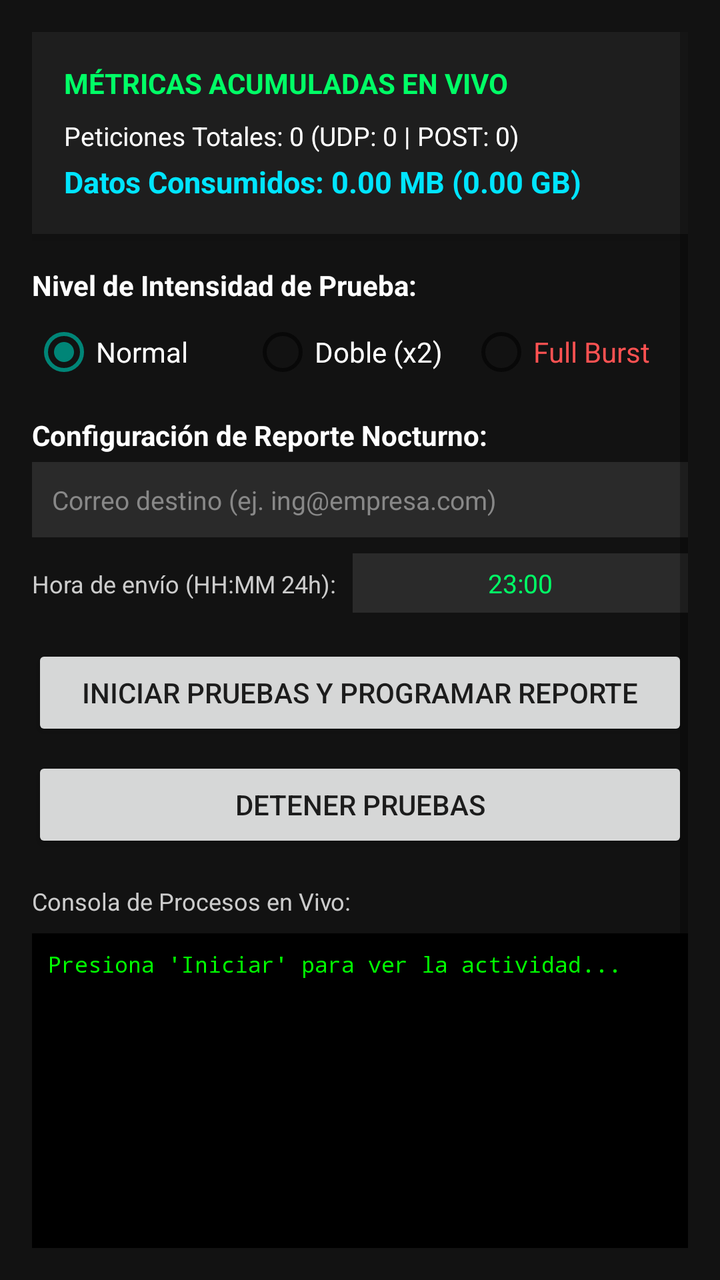
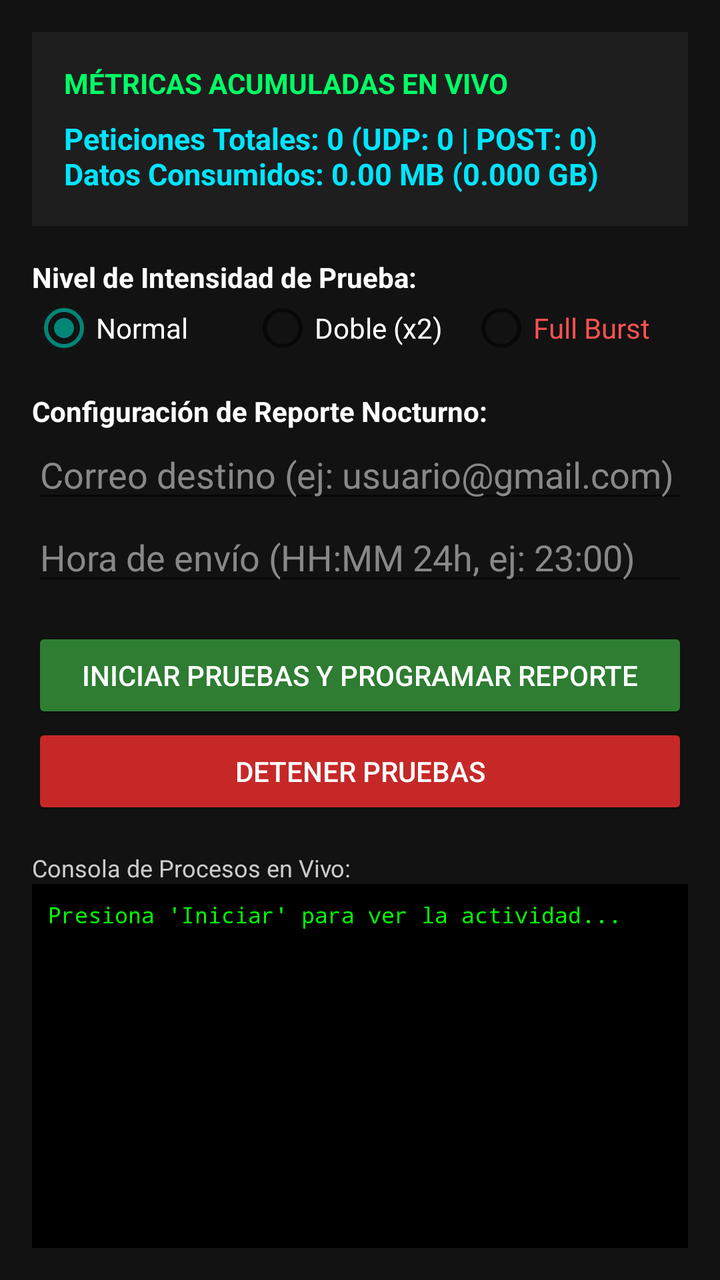

Before-and-after screenshots of an Android layout around one commit, followed by the original layout XML and the change that was made.
<!-- AndroidManifest.xml: application theme Theme.AppCompat.Light -->
<!-- res/layout/activity_main.xml -->
<?xml version="1.0" encoding="utf-8"?>
<ScrollView xmlns:android="http://schemas.android.com/apk/res/android"
    android:id="@+id/scrollViewMain"
    android:layout_width="match_parent"
    android:layout_height="match_parent"
    android:background="#121212"
    android:padding="16dp">

    <LinearLayout
        android:layout_width="match_parent"
        android:layout_height="wrap_content"
        android:orientation="vertical">

        
        <LinearLayout
            android:layout_width="match_parent"
            android:layout_height="wrap_content"
            android:background="#1E1E1E"
            android:orientation="vertical"
            android:padding="16dp"
            android:elevation="4dp">

            <TextView
                android:layout_width="wrap_content"
                android:layout_height="wrap_content"
                android:text="MÉTRICAS ACUMULADAS EN VIVO"
                android:textColor="#00FF66"
                android:textStyle="bold"
                android:textSize="14sp" />

            <TextView
                android:id="@+id/tvTotalPeticiones"
                android:layout_width="wrap_content"
                android:layout_height="wrap_content"
                android:layout_marginTop="8dp"
                android:text="Peticiones Totales: 0 (UDP: 0 | POST: 0)"
                android:textColor="#FFFFFF"
                android:textSize="13sp" />

            <TextView
                android:id="@+id/tvTotalDatos"
                android:layout_width="wrap_content"
                android:layout_height="wrap_content"
                android:layout_marginTop="4dp"
                android:text="Datos Consumidos: 0.00 MB (0.00 GB)"
                android:textColor="#00E5FF"
                android:textStyle="bold"
                android:textSize="15sp" />
        </LinearLayout>

        
        <TextView
            android:layout_width="wrap_content"
            android:layout_height="wrap_content"
            android:layout_marginTop="16dp"
            android:text="Nivel de Intensidad de Prueba:"
            android:textColor="#FFFFFF"
            android:textStyle="bold" />

        <RadioGroup
            android:id="@+id/rgIntensidad"
            android:layout_width="match_parent"
            android:layout_height="wrap_content"
            android:orientation="horizontal"
            android:layout_marginTop="8dp">

            <RadioButton
                android:id="@+id/rbNormal"
                android:layout_width="0dp"
                android:layout_height="wrap_content"
                android:layout_weight="1"
                android:checked="true"
                android:text="Normal"
                android:textColor="#FFFFFF" />

            <RadioButton
                android:id="@+id/rbDoble"
                android:layout_width="0dp"
                android:layout_height="wrap_content"
                android:layout_weight="1"
                android:text="Doble (x2)"
                android:textColor="#FFFFFF" />

            <RadioButton
                android:id="@+id/rbFull"
                android:layout_width="0dp"
                android:layout_height="wrap_content"
                android:layout_weight="1"
                android:text="Full Burst"
                android:textColor="#FF5252" />
        </RadioGroup>

        
        <TextView
            android:layout_width="wrap_content"
            android:layout_height="wrap_content"
            android:layout_marginTop="16dp"
            android:text="Configuración de Reporte Nocturno:"
            android:textColor="#FFFFFF"
            android:textStyle="bold" />

        <EditText
            android:id="@+id/etEmail"
            android:layout_width="match_parent"
            android:layout_height="wrap_content"
            android:layout_marginTop="4dp"
            android:background="#2A2A2A"
            android:hint="Correo destino (ej. ing@empresa.com)"
            android:padding="10dp"
            android:textColor="#FFFFFF"
            android:textColorHint="#888888"
            android:textSize="13sp" />

        <LinearLayout
            android:layout_width="match_parent"
            android:layout_height="wrap_content"
            android:orientation="horizontal"
            android:layout_marginTop="8dp">

            <TextView
                android:layout_width="wrap_content"
                android:layout_height="wrap_content"
                android:text="Hora de envío (HH:MM 24h):"
                android:textColor="#CCCCCC"
                android:textSize="12sp" />

            <EditText
                android:id="@+id/etHoraEnvio"
                android:layout_width="match_parent"
                android:layout_height="wrap_content"
                android:background="#2A2A2A"
                android:hint="23:00"
                android:padding="6dp"
                android:text="23:00"
                android:textColor="#00FF66"
                android:textSize="13sp"
                android:gravity="center"
                android:layout_marginStart="8dp"/>
        </LinearLayout>

        
        <Button
            android:id="@+id/btnStart"
            android:layout_width="match_parent"
            android:layout_height="wrap_content"
            android:layout_marginTop="16dp"
            android:text="INICIAR PRUEBAS Y PROGRAMAR REPORTE" />

        <Button
            android:id="@+id/btnStop"
            android:layout_width="match_parent"
            android:layout_height="wrap_content"
            android:layout_marginTop="8dp"
            android:text="DETENER PRUEBAS" />

        
        <TextView
            android:layout_width="wrap_content"
            android:layout_height="wrap_content"
            android:layout_marginTop="16dp"
            android:text="Consola de Procesos en Vivo:"
            android:textColor="#CCCCCC"
            android:textSize="12sp" />

        <ScrollView
            android:id="@+id/scrollViewLogs"
            android:layout_width="match_parent"
            android:layout_height="220dp"
            android:layout_marginTop="8dp"
            android:background="#000000"
            android:padding="8dp">

            <TextView
                android:id="@+id/tvLogs"
                android:layout_width="match_parent"
                android:layout_height="wrap_content"
                android:fontFamily="monospace"
                android:text="Presiona 'Iniciar' para ver la actividad...\n"
                android:textColor="#00FF00"
                android:textSize="11sp" />
        </ScrollView>

    </LinearLayout>
</ScrollView>
<!-- resources referenced by this layout -->
<resources>

</resources>

<!-- the commit's change to res/layout/activity_main.xml (unified diff, before → after) -->
@@ -1,184 +1,147 @@
 <?xml version="1.0" encoding="utf-8"?>
-<ScrollView xmlns:android="http://schemas.android.com/apk/res/android"
-    android:id="@+id/scrollViewMain"
+<LinearLayout xmlns:android="http://schemas.android.com/apk/res/android"
     android:layout_width="match_parent"
     android:layout_height="match_parent"
-    android:background="#121212"
-    android:padding="16dp">
+    android:orientation="vertical"
+    android:padding="16dp"
+    android:background="#121212">
 
+    
     <LinearLayout
         android:layout_width="match_parent"
         android:layout_height="wrap_content"
-        android:orientation="vertical">
+        android:orientation="vertical"
+        android:padding="16dp"
+        android:background="#1E1E1E"
+        android:layout_marginBottom="16dp">
 
-        
-        <LinearLayout
-            android:layout_width="match_parent"
-            android:layout_height="wrap_content"
-            android:background="#1E1E1E"
-            android:orientation="vertical"
-            android:padding="16dp"
-            android:elevation="4dp">
-
-            <TextView
-                android:layout_width="wrap_content"
-                android:layout_height="wrap_content"
-                android:text="MÉTRICAS ACUMULADAS EN VIVO"
-                android:textColor="#00FF66"
-                android:textStyle="bold"
-                android:textSize="14sp" />
-
-            <TextView
-                android:id="@+id/tvTotalPeticiones"
-                android:layout_width="wrap_content"
-                android:layout_height="wrap_content"
-                android:layout_marginTop="8dp"
-                android:text="Peticiones Totales: 0 (UDP: 0 | POST: 0)"
-                android:textColor="#FFFFFF"
-                android:textSize="13sp" />
-
-            <TextView
-                android:id="@+id/tvTotalDatos"
-                android:layout_width="wrap_content"
-                android:layout_height="wrap_content"
-                android:layout_marginTop="4dp"
-                android:text="Datos Consumidos: 0.00 MB (0.00 GB)"
-                android:textColor="#00E5FF"
-                android:textStyle="bold"
-                android:textSize="15sp" />
-        </LinearLayout>
-
-        
         <TextView
             android:layout_width="wrap_content"
             android:layout_height="wrap_content"
-            android:layout_marginTop="16dp"
-            android:text="Nivel de Intensidad de Prueba:"
-            android:textColor="#FFFFFF"
-            android:textStyle="bold" />
+            android:text="MÉTRICAS ACUMULADAS EN VIVO"
+            android:textColor="#00FF66"
+            android:textStyle="bold"
+            android:textSize="14sp" />
 
-        <RadioGroup
-            android:id="@+id/rgIntensidad"
+        <TextView
+            android:id="@+id/tvMetrics"
             android:layout_width="match_parent"
             android:layout_height="wrap_content"
-            android:orientation="horizontal"
-            android:layout_marginTop="8dp">
+            android:text="Peticiones Totales: 0 (UDP: 0 | POST: 0)\nDatos Consumidos: 0.00 MB (0.000 GB)"
+            android:textColor="#00E5FF"
+            android:textSize="15sp"
+            android:textStyle="bold"
+            android:layout_marginTop="8dp" />
+    </LinearLayout>
 
-            <RadioButton
-                android:id="@+id/rbNormal"
-                android:layout_width="0dp"
-                android:layout_height="wrap_content"
-                android:layout_weight="1"
-                android:checked="true"
-                android:text="Normal"
-                android:textColor="#FFFFFF" />
+    
+    <TextView
+        android:layout_width="wrap_content"
+        android:layout_height="wrap_content"
+        android:text="Nivel de Intensidad de Prueba:"
+        android:textColor="#FFFFFF"
+        android:textStyle="bold" />
 
-            <RadioButton
-                android:id="@+id/rbDoble"
-                android:layout_width="0dp"
-                android:layout_height="wrap_content"
-                android:layout_weight="1"
-                android:text="Doble (x2)"
-                android:textColor="#FFFFFF" />
+    <RadioGroup
+        android:id="@+id/rgIntensity"
+        android:layout_width="match_parent"
+        android:layout_height="wrap_content"
+        android:orientation="horizontal"
+        android:layout_marginBottom="16dp">
 
-            <RadioButton
-                android:id="@+id/rbFull"
-                android:layout_width="0dp"
-                android:layout_height="wrap_content"
-                android:layout_weight="1"
-                android:text="Full Burst"
-                android:textColor="#FF5252" />
-        </RadioGroup>
+        <RadioButton
+            android:id="@+id/rbNormal"
+            android:layout_width="0dp"
+            android:layout_height="wrap_content"
+            android:layout_weight="1"
+            android:text="Normal"
+            android:textColor="#FFFFFF"
+            android:checked="true" />
 
-        
+        <RadioButton
+            android:id="@+id/rbDouble"
+            android:layout_width="0dp"
+            android:layout_height="wrap_content"
+            android:layout_weight="1"
+            android:text="Doble (x2)"
+            android:textColor="#FFFFFF" />
+
+        <RadioButton
+            android:id="@+id/rbFull"
+            android:layout_width="0dp"
+            android:layout_height="wrap_content"
+            android:layout_weight="1"
+            android:text="Full Burst"
+            android:textColor="#FF5252" />
+    </RadioGroup>
+
+    
+    <TextView
+        android:layout_width="wrap_content"
+        android:layout_height="wrap_content"
+        android:text="Configuración de Reporte Nocturno:"
+        android:textColor="#FFFFFF"
+        android:textStyle="bold" />
+
+    <EditText
+        android:id="@+id/etEmail"
+        android:layout_width="match_parent"
+        android:layout_height="wrap_content"
+        android:hint="Correo destino (ej: usuario@gmail.com)"
+        android:textColor="#FFFFFF"
+        android:textColorHint="#888888"
+        android:inputType="textEmailAddress" />
+
+    <EditText
+        android:id="@+id/etReportTime"
+        android:layout_width="match_parent"
+        android:layout_height="wrap_content"
+        android:hint="Hora de envío (HH:MM 24h, ej: 23:00)"
+        android:textColor="#FFFFFF"
+        android:textColorHint="#888888"
+        android:inputType="time"
+        android:layout_marginBottom="16dp" />
+
+    
+    <Button
+        android:id="@+id/btnStart"
+        android:layout_width="match_parent"
+        android:layout_height="wrap_content"
+        android:text="INICIAR PRUEBAS Y PROGRAMAR REPORTE"
+        android:backgroundTint="#2E7D32"
+        android:textColor="#FFFFFF" />
+
+    <Button
+        android:id="@+id/btnStop"
+        android:layout_width="match_parent"
+        android:layout_height="wrap_content"
+        android:text="DETENER PRUEBAS"
+        android:backgroundTint="#C62828"
+        android:textColor="#FFFFFF"
+        android:layout_marginBottom="16dp" />
+
+    
+    <TextView
+        android:layout_width="wrap_content"
+        android:layout_height="wrap_content"
+        android:text="Consola de Procesos en Vivo:"
+        android:textColor="#CCCCCC"
+        android:textSize="12sp" />
+
+    <ScrollView
+        android:layout_width="match_parent"
+        android:layout_height="0dp"
+        android:layout_weight="1"
+        android:background="#000000"
+        android:padding="8dp">
+
         <TextView
-            android:layout_width="wrap_content"
-            android:layout_height="wrap_content"
-            android:layout_marginTop="16dp"
-            android:text="Configuración de Reporte Nocturno:"
-            android:textColor="#FFFFFF"
-            android:textStyle="bold" />
-
-        <EditText
-            android:id="@+id/etEmail"
+            android:id="@+id/tvConsole"
             android:layout_width="match_parent"
             android:layout_height="wrap_content"
-            android:layout_marginTop="4dp"
-            android:background="#2A2A2A"
-            android:hint="Correo destino (ej. ing@empresa.com)"
-            android:padding="10dp"
-            android:textColor="#FFFFFF"
-            android:textColorHint="#888888"
-            android:textSize="13sp" />
-
-        <LinearLayout
-            android:layout_width="match_parent"
-            android:layout_height="wrap_content"
-            android:orientation="horizontal"
-            android:layout_marginTop="8dp">
-
-            <TextView
-                android:layout_width="wrap_content"
-                android:layout_height="wrap_content"
-                android:text="Hora de envío (HH:MM 24h):"
-                android:textColor="#CCCCCC"
-                android:textSize="12sp" />
-
-            <EditText
-                android:id="@+id/etHoraEnvio"
-                android:layout_width="match_parent"
-                android:layout_height="wrap_content"
-                android:background="#2A2A2A"
-                android:hint="23:00"
-                android:padding="6dp"
-                android:text="23:00"
-                android:textColor="#00FF66"
-                android:textSize="13sp"
-                android:gravity="center"
-                android:layout_marginStart="8dp"/>
-        </LinearLayout>
-
-        
-        <Button
-            android:id="@+id/btnStart"
-            android:layout_width="match_parent"
-            android:layout_height="wrap_content"
-            android:layout_marginTop="16dp"
-            android:text="INICIAR PRUEBAS Y PROGRAMAR REPORTE" />
-
-        <Button
-            android:id="@+id/btnStop"
-            android:layout_width="match_parent"
-            android:layout_height="wrap_content"
-            android:layout_marginTop="8dp"
-            android:text="DETENER PRUEBAS" />
-
-        
-        <TextView
-            android:layout_width="wrap_content"
-            android:layout_height="wrap_content"
-            android:layout_marginTop="16dp"
-            android:text="Consola de Procesos en Vivo:"
-            android:textColor="#CCCCCC"
-            android:textSize="12sp" />
-
-        <ScrollView
-            android:id="@+id/scrollViewLogs"
-            android:layout_width="match_parent"
-            android:layout_height="220dp"
-            android:layout_marginTop="8dp"
-            android:background="#000000"
-            android:padding="8dp">
-
-            <TextView
-                android:id="@+id/tvLogs"
-                android:layout_width="match_parent"
-                android:layout_height="wrap_content"
-                android:fontFamily="monospace"
-                android:text="Presiona 'Iniciar' para ver la actividad...\n"
-                android:textColor="#00FF00"
-                android:textSize="11sp" />
-        </ScrollView>
-
-    </LinearLayout>
-</ScrollView>
+            android:text="Presiona 'Iniciar' para ver la actividad..."
+            android:textColor="#00FF00"
+            android:fontFamily="monospace"
+            android:textSize="11sp" />
+    </ScrollView>
+</LinearLayout>
